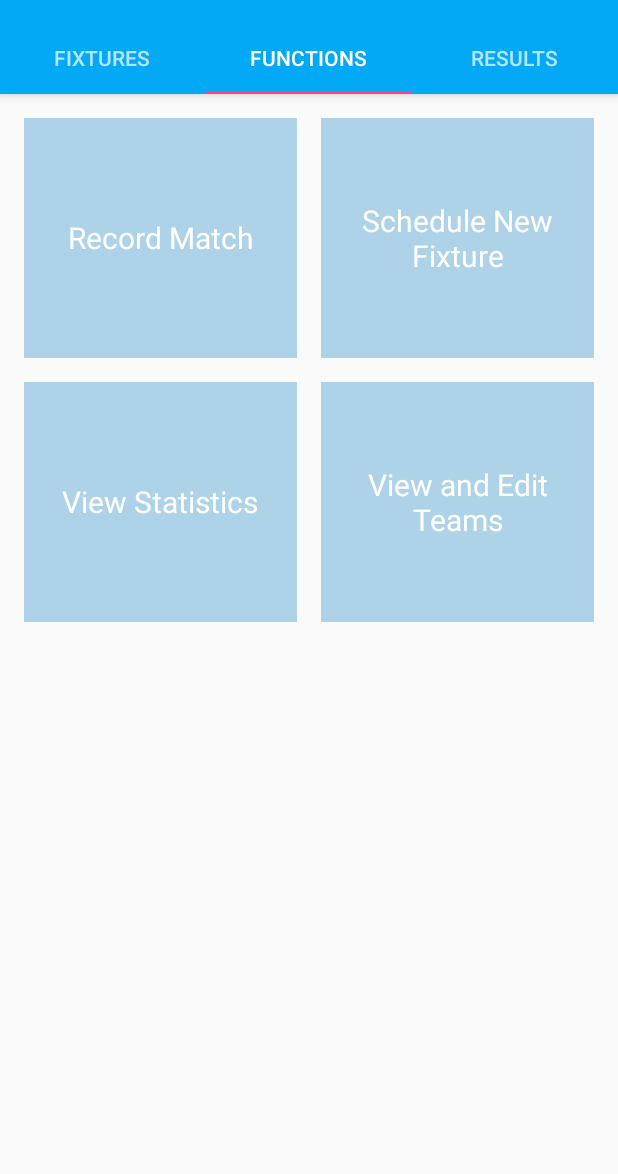
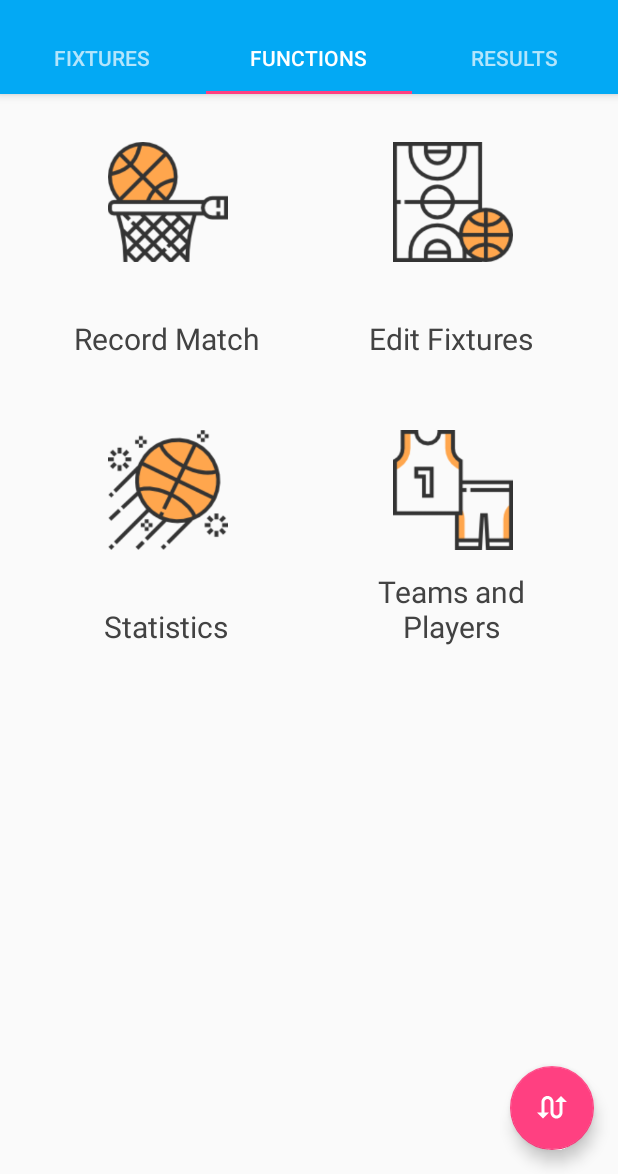
Before and after one commit to storm1996/My-Final-Year-Project, an Android app: the screen it shows after launch (MainMenu), tab 2 chosen, on a phone screen of 412 x 824 dp, the part 62-1236 px from its top. Run offline under Robolectric (Android 15) with nearby library versions, the phone set to English and light mode, and no system bars.

Commit message:
Respaced Tiles and Card Images to be center. Added FAB

```diff
--- a/FYP/app/src/main/java/com/example/alann/fyp/FunctionsContentFragment.java
+++ b/FYP/app/src/main/java/com/example/alann/fyp/FunctionsContentFragment.java
@@ -67,15 +67,15 @@ public class FunctionsContentFragment extends Fragment {
         //private static final int LENGTH = 18;
 
         private final String[] mFunction;
-        //private final Drawable[] mPlaceAvatars;
+        private final Drawable[] mPlaceAvatars;
         public ContentAdapter(Context context) {
             Resources resources = context.getResources();
             mFunction = resources.getStringArray(R.array.functions);
             TypedArray a = resources.obtainTypedArray(R.array.avatar);
-            //mPlaceAvatars = new Drawable[a.length()];
-            //for (int i = 0; i < mPlaceAvatars.length; i++) {
-                //mPlaceAvatars[i] = a.getDrawable(i);
-            //}
+            mPlaceAvatars = new Drawable[a.length()];
+            for (int i = 0; i < mPlaceAvatars.length; i++) {
+                mPlaceAvatars[i] = a.getDrawable(i);
+            }
             a.recycle();
         }
 
@@ -86,7 +86,7 @@ public class FunctionsContentFragment extends Fragment {
 
         @Override
         public void onBindViewHolder(ViewHolder holder, int position) {
-            //holder.avatar.setImageDrawable(mPlaceAvatars[position % mPlaceAvatars.length]);
+            holder.avatar.setImageDrawable(mPlaceAvatars[position % mPlaceAvatars.length]);
             holder.function.setText(mFunction[position % mFunction.length]);
         }
 
--- a/FYP/app/src/main/java/com/example/alann/fyp/MainMenu.java
+++ b/FYP/app/src/main/java/com/example/alann/fyp/MainMenu.java
@@ -2,6 +2,8 @@ package com.example.alann.fyp;
 
 import android.app.Activity;
 import android.os.Bundle;
+import android.support.design.widget.FloatingActionButton;
+import android.support.design.widget.Snackbar;
 import android.support.design.widget.TabLayout;
 import android.support.v4.app.Fragment;
 import android.support.v4.app.FragmentManager;
@@ -9,6 +11,7 @@ import android.support.v4.app.FragmentPagerAdapter;
 import android.support.v4.view.ViewPager;
 import android.support.v7.app.AppCompatActivity;
 import android.support.v7.widget.Toolbar;
+import android.view.View;
 import android.widget.Adapter;
 
 import java.util.ArrayList;
@@ -36,6 +39,16 @@ public class MainMenu extends AppCompatActivity {
         // Set Tabs inside Toolbar
         TabLayout tabs = (TabLayout) findViewById(R.id.tabs);
         tabs.setupWithViewPager(viewPager);
+
+        // Adding Floating Action Button to bottom right of main view
+        FloatingActionButton fab = (FloatingActionButton) findViewById(R.id.fab);
+        //fab.setOnClickListener(new View.OnClickListener() {
+           // @Override
+            //public void onClick(View v) {
+                //Snackbar.make(v, "Hello Snackbar!",
+                       // Snackbar.LENGTH_LONG).show();
+            //}
+        //});
     }
     private void setupViewPager(ViewPager viewPager) {
         Adapter adapter = new Adapter(getSupportFragmentManager());
--- /dev/null
+++ b/FYP/app/src/main/res/drawable/ic_swap_calls_black_24dp.xml
@@ -0,0 +1,9 @@
+<vector xmlns:android="http://schemas.android.com/apk/res/android"
+        android:width="24dp"
+        android:height="24dp"
+        android:viewportWidth="24.0"
+        android:viewportHeight="24.0">
+    <path
+        android:fillColor="#FF000000"
+        android:pathData="M18,4l-4,4h3v7c0,1.1 -0.9,2 -2,2s-2,-0.9 -2,-2V8c0,-2.21 -1.79,-4 -4,-4S5,5.79 5,8v7H2l4,4 4,-4H7V8c0,-1.1 0.9,-2 2,-2s2,0.9 2,2v7c0,2.21 1.79,4 4,4s4,-1.79 4,-4V8h3l-4,-4z"/>
+</vector>
--- a/FYP/app/src/main/res/layout/item_functions.xml
+++ b/FYP/app/src/main/res/layout/item_functions.xml
@@ -8,24 +8,20 @@
 
     <ImageView
         android:id="@+id/tile_avatar"
-        android:layout_width="match_parent"
-        android:layout_height="@dimen/tile_height"
+        android:layout_width="@dimen/image_tile_height"
+        android:layout_height="@dimen/image_tile_height"
+        android:layout_gravity="center"
+        android:layout_marginLeft="@dimen/md_imagelines"
         android:scaleType="centerCrop"
         tools:src="@drawable/basketball" />
-
-    <ImageView
-        android:layout_width="match_parent"
-        android:layout_height="@dimen/tile_height"
-        android:alpha="0.3"
-        android:background="@color/colorPrimaryDark" />
 
     <TextView
         android:id="@+id/tile_function"
         android:layout_width="match_parent"
-        android:layout_height="@dimen/tile_height"
-        android:layout_gravity="center"
-        android:gravity="center"
+        android:layout_height="@dimen/text_tile_height"
+        android:gravity="bottom|center_horizontal"
+        android:paddingBottom="@dimen/text_padding"
         android:text="@string/app_name"
-        android:textColor="@color/white"
+        android:textColor="@color/dark_grey"
         android:textSize="@dimen/article_titles" />
 </RelativeLayout>
--- a/FYP/app/src/main/res/layout/item_results.xml
+++ b/FYP/app/src/main/res/layout/item_results.xml
@@ -17,8 +17,9 @@
 
         <ImageView
             android:id="@+id/card_resultpic"
-            android:layout_width="match_parent"
+            android:layout_width="@dimen/card_image_width"
             android:layout_height="@dimen/card_image_height"
+            android:layout_marginLeft="@dimen/card_image_margin"
             android:scaleType="centerCrop"
             tools:src="@drawable/star" />
 
--- a/FYP/app/src/main/res/layout/main_menu.xml
+++ b/FYP/app/src/main/res/layout/main_menu.xml
@@ -35,4 +35,14 @@
     android:layout_height="match_parent"
     app:layout_behavior="@string/appbar_scrolling_view_behavior" />
 
+    <android.support.design.widget.FloatingActionButton
+        android:id="@+id/fab"
+        android:layout_width="wrap_content"
+        android:layout_height="wrap_content"
+        android:layout_gravity="right|bottom"
+        android:layout_marginBottom="@dimen/md_keylines"
+        android:layout_marginRight="@dimen/md_keylines"
+        app:srcCompat="@drawable/ic_swap_calls_black_24dp"
+        android:tint="@color/white"/>
+
 </android.support.design.widget.CoordinatorLayout>
--- a/FYP/app/src/main/res/values/arrays.xml
+++ b/FYP/app/src/main/res/values/arrays.xml
@@ -14,11 +14,11 @@
     </string-array>
     <array name="avatar">
         <item>@drawable/basketball</item>
+        <item>@drawable/basketballcourt</item>
+        <item>@drawable/basketball3</item>
+        <item>@drawable/basketballjersey</item>
+        <item>@drawable/basketball4</item>
         <item>@drawable/basketball2</item>
-        <item>@drawable/basketball3</item>
-        <item>@drawable/basketball4</item>
-        <item>@drawable/basketballcourt</item>
-        <item>@drawable/basketballjersey</item>
         <item>@drawable/trophy</item>
     </array>
     <string-array name="win_or_lose">
@@ -35,9 +35,9 @@
     </string-array>
     <string-array name="functions">
         <item>Record Match</item>
-        <item>Schedule New Fixture </item>
-        <item>View Statistics</item>
-        <item>View and Edit Teams</item>
+        <item>Edit Fixtures</item>
+        <item>Statistics</item>
+        <item>Teams and Players</item>
     </string-array>
     <string-array name="results">
         <item>35 - 40</item>
--- a/FYP/app/src/main/res/values/dimens.xml
+++ b/FYP/app/src/main/res/values/dimens.xml
@@ -5,8 +5,13 @@
     <dimen name="activity_vertical_margin">16dp</dimen>
     <dimen name="card_height">304dp</dimen>
     <dimen name="md_keylines">16dp</dimen>
-    <dimen name="tile_padding">8dp</dimen>
+    <dimen name="md_imagelines">40dp</dimen>
+    <dimen name="tile_padding">16dp</dimen>
     <dimen name="tile_height">160dp</dimen>
+    <dimen name="text_tile_height">160dp</dimen>
+    <dimen name="text_padding">15dp</dimen>
+    <dimen name="image_tile_height">80dp</dimen>
+    <dimen name="image_tile_width">80dp</dimen>
     <dimen name="app_bar_height">256dp</dimen>
     <dimen name="article_keylines">72dp</dimen>
     <dimen name="avator_size">40dp</dimen>
@@ -16,6 +21,8 @@
     <dimen name="cards_button_height">48dp</dimen>
     <dimen name="article_subheading">16sp</dimen>
     <dimen name="card_image_height">200dp</dimen>
+    <dimen name="card_image_width">200dp</dimen>
+    <dimen name="card_image_margin">65dp</dimen>
     <dimen name="list_body">14sp</dimen>
     <dimen name="navheader_height">222dp</dimen>
     <dimen name="toolbar_padding">100dp</dimen>
```
